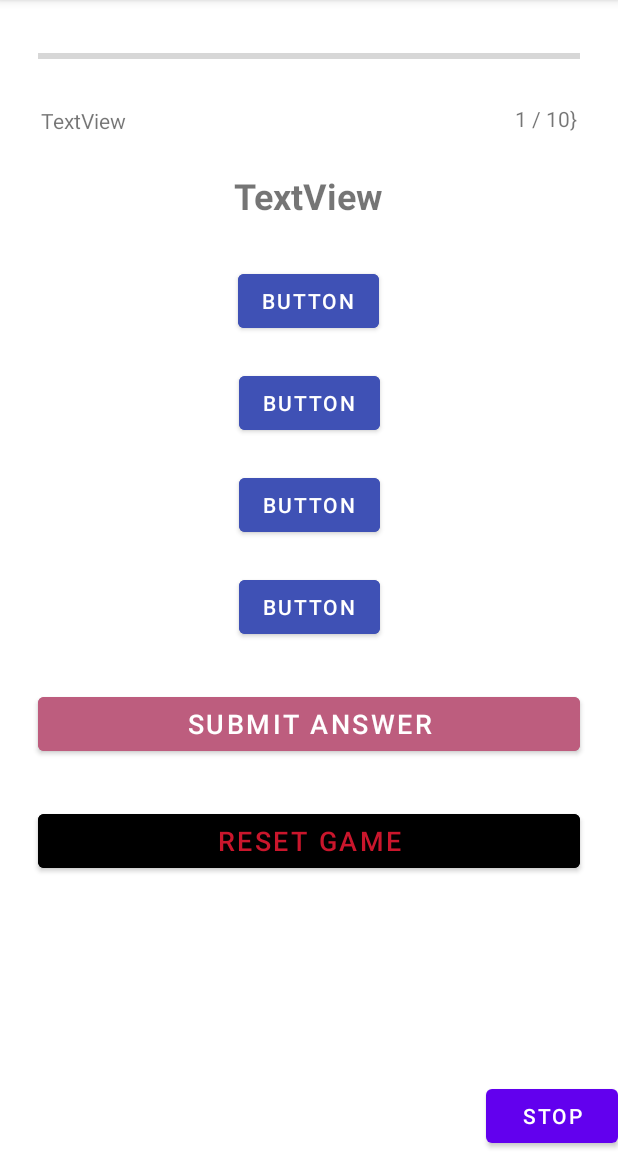
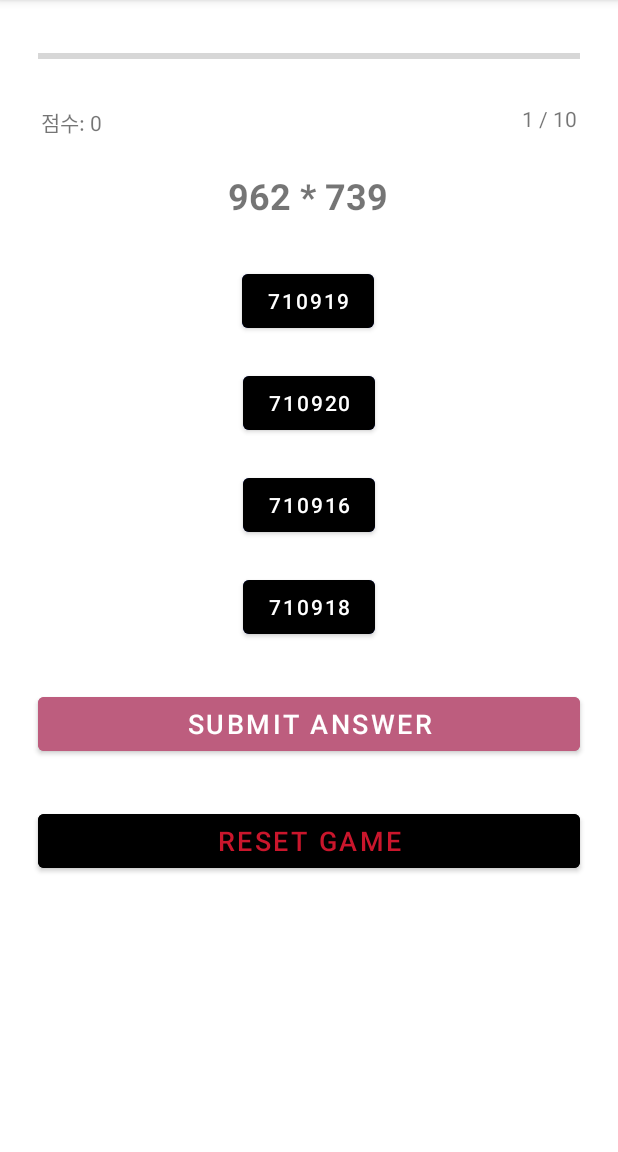
Before and after one commit to lke1221/madpj1, an Android app: the DestinationActivity screen opened directly, with no data from a screen before it, on a phone screen of 412 x 824 dp, the part 84-1236 px from its top. Run offline under Robolectric (Android 15) with nearby library versions, the light colour scheme and no system bars.

Commit message:
0706 15:16

```diff
--- a/app/src/main/java/com/example/project1/AlarmPlay.kt
+++ b/app/src/main/java/com/example/project1/AlarmPlay.kt
@@ -23,7 +23,7 @@ object AlarmPlay {
 
         mediaPlayer = MediaPlayer.create(context, sounds[num])
         audioManager = context.getSystemService(Context.AUDIO_SERVICE) as AudioManager
-        audioManager!!.setStreamVolume(AudioManager.STREAM_MUSIC, 0, 0)
+        audioManager!!.setStreamVolume(AudioManager.STREAM_MUSIC, 2, 0)
         mediaPlayer?.isLooping = true
         mediaPlayer?.start()
     }
--- a/app/src/main/java/com/example/project1/AlarmReceiver.kt
+++ b/app/src/main/java/com/example/project1/AlarmReceiver.kt
@@ -40,8 +40,6 @@ class AlarmReceiver : BroadcastReceiver(){
         notificationManager.notify(123, builder.build())
 
         AlarmPlay.startAlarm(context)
-        val mediaplayer = MediaPlayer.create(context, R.raw.music)
-        mediaplayer.start()
 
     }
 
--- a/app/src/main/java/com/example/project1/DestinationActivity.kt
+++ b/app/src/main/java/com/example/project1/DestinationActivity.kt
@@ -23,17 +23,12 @@ class DestinationActivity : AppCompatActivity() {
         super.onCreate(savedInstanceState)
         setContentView(R.layout.activity_destination)
 
-        /*findViewById<Button>(R.id.stop).setOnClickListener {
-            AlarmPlay.stopAudio()
-        }*/
-
-        /*val selectedCount = intent.getIntExtra("selectedCount", 10)
-        val selectedDifficulty = intent.getIntExtra("difficulty", 0)*/
         questions = QuestionFactory.create(10, 2)
+        val size = questions?.size
         initQuestion()
         reportText()
 
-        /*buttons?.add(findViewById<Button>(R.id.optionButton1))
+        buttons?.add(findViewById<Button>(R.id.optionButton1))
         buttons?.add(findViewById<Button>(R.id.optionButton2))
         buttons?.add(findViewById<Button>(R.id.optionButton3))
         buttons?.add(findViewById<Button>(R.id.optionButton4))
@@ -104,12 +99,12 @@ class DestinationActivity : AppCompatActivity() {
             }
 
             builder.show()
-        }*/
+        }
     }
 
     fun reportText() {
-        findViewById<Button>(R.id.currentScore).text = "점수: $countCorrectAnswers"
-        findViewById<TextView>(R.id.reportText).setText("${index + 1} / 10}")
+        findViewById<TextView>(R.id.currentScore).text = "점수: $countCorrectAnswers"
+        findViewById<TextView>(R.id.reportText).setText("${index + 1} / 10")
     }
 
     fun toggleButtonsEnabled(newState: Boolean = false) {
--- a/app/src/main/java/com/example/project1/SummaryReport.kt
+++ b/app/src/main/java/com/example/project1/SummaryReport.kt
@@ -1,5 +1,6 @@
 package com.example.project1
 
+import android.content.Intent
 import androidx.appcompat.app.AppCompatActivity
 import android.os.Bundle
 import android.view.View
--- a/app/src/main/res/layout/activity_destination.xml
+++ b/app/src/main/res/layout/activity_destination.xml
@@ -137,12 +137,5 @@
         app:layout_constraintStart_toStartOf="parent"
         app:layout_constraintTop_toBottomOf="@+id/progressBar" />
 
-    <Button
-        android:id="@+id/stop"
-        android:layout_width="wrap_content"
-        android:layout_height="wrap_content"
-        app:layout_constraintBottom_toBottomOf="parent"
-        app:layout_constraintEnd_toEndOf="parent"
-        android:text="Stop" />
 
 </androidx.constraintlayout.widget.ConstraintLayout>
```
